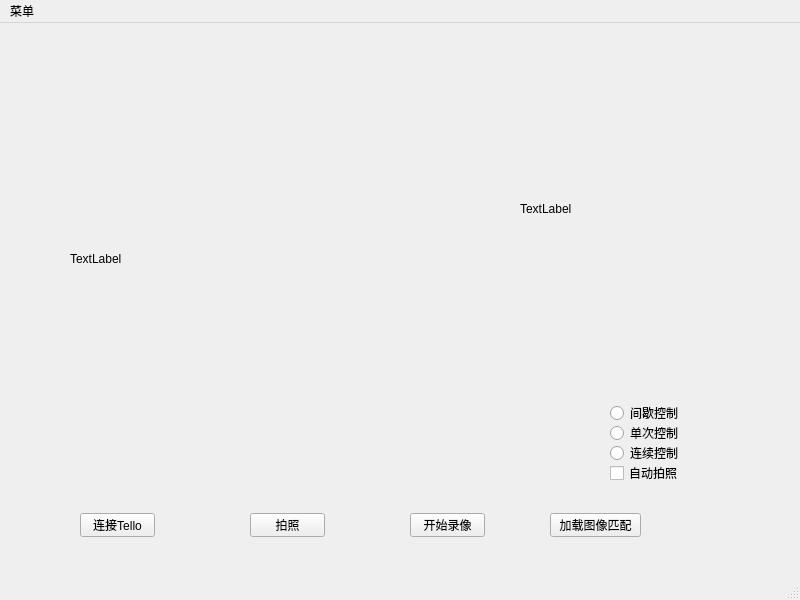
Old version of the form ui/MainWindow.ui in the repository canoe-Z/TelloRS.
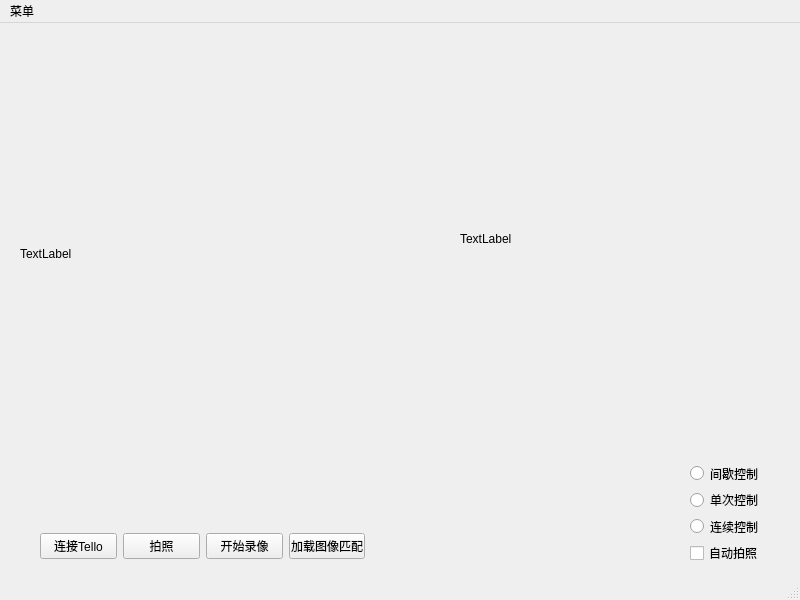
New version of the form.

```diff
--- a/ui/MainWindow.ui
+++ b/ui/MainWindow.ui
@@ -14,134 +14,113 @@
    <string>TelloRS</string>
   </property>
   <widget class="QWidget" name="centralwidget">
-   <widget class="QLabel" name="label_source">
+   <widget class="QWidget" name="layoutWidget">
     <property name="geometry">
      <rect>
-      <x>70</x>
-      <y>40</y>
-      <width>361</width>
-      <height>391</height>
+      <x>40</x>
+      <y>510</y>
+      <width>325</width>
+      <height>26</height>
      </rect>
     </property>
-    <property name="text">
-     <string>TextLabel</string>
-    </property>
-   </widget>
+    <layout class="QHBoxLayout" name="horizontalLayout">
+     <item alignment="Qt::AlignBottom">
    <widget class="QPushButton" name="btn_connect">
-    <property name="geometry">
-     <rect>
-      <x>80</x>
-      <y>490</y>
-      <width>75</width>
-      <height>24</height>
-     </rect>
-    </property>
     <property name="text">
      <string>连接Tello</string>
     </property>
    </widget>
+     </item>
+     <item alignment="Qt::AlignBottom">
    <widget class="QPushButton" name="btn_takephoto">
-    <property name="geometry">
-     <rect>
-      <x>250</x>
-      <y>490</y>
-      <width>75</width>
-      <height>24</height>
-     </rect>
-    </property>
     <property name="text">
      <string>拍照</string>
     </property>
    </widget>
+     </item>
+     <item alignment="Qt::AlignBottom">
    <widget class="QPushButton" name="btn_record">
-    <property name="geometry">
-     <rect>
-      <x>410</x>
-      <y>490</y>
-      <width>75</width>
-      <height>24</height>
-     </rect>
-    </property>
     <property name="text">
      <string>开始录像</string>
     </property>
    </widget>
-   <widget class="QLabel" name="label_template">
+     </item>
+     <item alignment="Qt::AlignBottom">
+      <widget class="QPushButton" name="pushButton">
+       <property name="text">
+        <string>加载图像匹配</string>
+       </property>
+      </widget>
+     </item>
+    </layout>
+   </widget>
+   <widget class="QWidget" name="layoutWidget">
     <property name="geometry">
      <rect>
-      <x>520</x>
-      <y>100</y>
-      <width>251</width>
-      <height>171</height>
+      <x>690</x>
+      <y>440</y>
+      <width>73</width>
+      <height>100</height>
      </rect>
     </property>
+    <layout class="QVBoxLayout" name="verticalLayout">
+     <item alignment="Qt::AlignRight">
+      <widget class="QRadioButton" name="rbtn_move_fixed">
     <property name="text">
-     <string>TextLabel</string>
-    </property>
-   </widget>
+        <string>间歇控制</string>
+       </property>
+      </widget>
+     </item>
+     <item alignment="Qt::AlignRight">
    <widget class="QRadioButton" name="rbtn_move_single">
-    <property name="geometry">
-     <rect>
-      <x>610</x>
-      <y>400</y>
-      <width>95</width>
-      <height>20</height>
-     </rect>
-    </property>
     <property name="text">
      <string>单次控制</string>
     </property>
    </widget>
+     </item>
+     <item alignment="Qt::AlignRight">
    <widget class="QRadioButton" name="rbtn_move_rc">
-    <property name="geometry">
-     <rect>
-      <x>610</x>
-      <y>420</y>
-      <width>95</width>
-      <height>20</height>
-     </rect>
-    </property>
     <property name="text">
      <string>连续控制</string>
     </property>
    </widget>
+     </item>
+     <item alignment="Qt::AlignRight">
    <widget class="QCheckBox" name="chk_autocap">
-    <property name="geometry">
-     <rect>
-      <x>610</x>
-      <y>440</y>
-      <width>79</width>
-      <height>20</height>
-     </rect>
-    </property>
     <property name="text">
      <string>自动拍照</string>
     </property>
    </widget>
-   <widget class="QPushButton" name="pushButton">
+     </item>
+    </layout>
+   </widget>
+   <widget class="QLabel" name="label_source">
+    <property name="enabled">
+     <bool>true</bool>
+    </property>
     <property name="geometry">
      <rect>
-      <x>550</x>
-      <y>490</y>
-      <width>91</width>
-      <height>24</height>
+      <x>20</x>
+      <y>10</y>
+      <width>421</width>
+      <height>441</height>
      </rect>
     </property>
     <property name="text">
-     <string>加载图像匹配</string>
+     <string>TextLabel</string>
     </property>
    </widget>
-   <widget class="QRadioButton" name="rbtn_move_fixed">
+   <widget class="QLabel" name="label_template">
     <property name="geometry">
      <rect>
-      <x>610</x>
-      <y>380</y>
-      <width>95</width>
-      <height>20</height>
+      <x>460</x>
+      <y>120</y>
+      <width>331</width>
+      <height>191</height>
      </rect>
     </property>
     <property name="text">
-     <string>间歇控制</string>
+     <string>TextLabel</string>
     </property>
    </widget>
   </widget>
```
Lines whose indentation alone changed are shown as unchanged.
